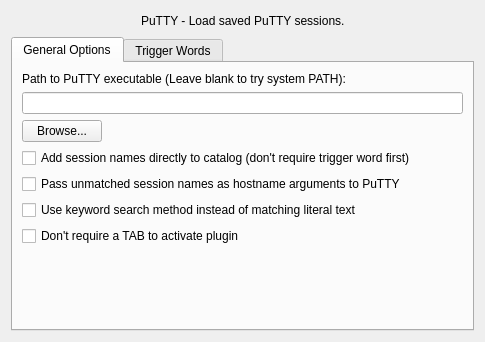
First picture: the form in PuTTY/putty_options.ui, repository SureshotM6/putty-launchy-plugin, before the edit.
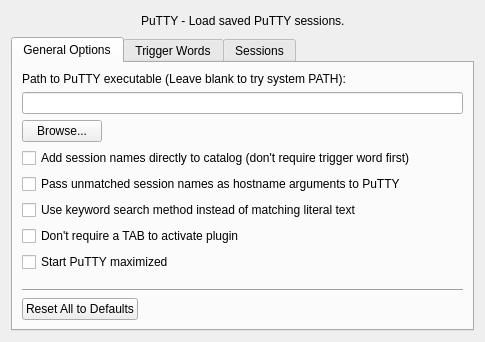
Second picture: the form after the edit.

Commit message: Added option to run PuTTY maximized Added loading sessions from filesystem Added error message when putty.exe can't be found Used X-Macros for options code

Diff of the .ui file:
```diff
--- a/PuTTY/putty_options.ui
+++ b/PuTTY/putty_options.ui
@@ -134,6 +134,13 @@
          </property>
         </widget>
        </item>
+       <item>
+        <widget class="QCheckBox" name="startMaximizedCheck" >
+         <property name="text" >
+          <string>Start PuTTY maximized</string>
+         </property>
+        </widget>
+       </item>
        <item>
         <spacer>
          <property name="orientation" >
@@ -147,6 +154,37 @@
          </property>
         </spacer>
        </item>
+       <item>
+        <widget class="Line" name="line" >
+         <property name="orientation" >
+          <enum>Qt::Horizontal</enum>
+         </property>
+        </widget>
+       </item>
+       <item>
+        <layout class="QHBoxLayout" >
+         <item>
+          <widget class="QPushButton" name="resetAllButton" >
+           <property name="text" >
+            <string>Reset All to Defaults</string>
+           </property>
+          </widget>
+         </item>
+         <item>
+          <spacer>
+           <property name="orientation" >
+            <enum>Qt::Horizontal</enum>
+           </property>
+           <property name="sizeHint" >
+            <size>
+             <width>40</width>
+             <height>20</height>
+            </size>
+           </property>
+          </spacer>
+         </item>
+        </layout>
+       </item>
       </layout>
      </widget>
      <widget class="QWidget" name="textTab" >
@@ -215,6 +253,49 @@
        </item>
       </layout>
      </widget>
+     <widget class="QWidget" name="sessionsTab" >
+      <attribute name="title" >
+       <string>Sessions</string>
+      </attribute>
+      <layout class="QVBoxLayout" >
+       <item>
+        <widget class="QGroupBox" name="groupBox" >
+         <property name="title" >
+          <string>Read sessions from:</string>
+         </property>
+         <layout class="QVBoxLayout" >
+          <item>
+           <widget class="QCheckBox" name="sessionsFromRegCheck" >
+            <property name="text" >
+             <string>Registry</string>
+            </property>
+           </widget>
+          </item>
+          <item>
+           <widget class="QCheckBox" name="sessionsFromFsCheck" >
+            <property name="text" >
+             <string>Filesystem (ie PuTTY Tray / portaPuTTY)</string>
+            </property>
+           </widget>
+          </item>
+         </layout>
+        </widget>
+       </item>
+       <item>
+        <spacer>
+         <property name="orientation" >
+          <enum>Qt::Vertical</enum>
+         </property>
+         <property name="sizeHint" >
+          <size>
+           <width>20</width>
+           <height>40</height>
+          </size>
+         </property>
+        </spacer>
+       </item>
+      </layout>
+     </widget>
     </widget>
    </item>
   </layout>
```
The commit also changes 12 other files.
